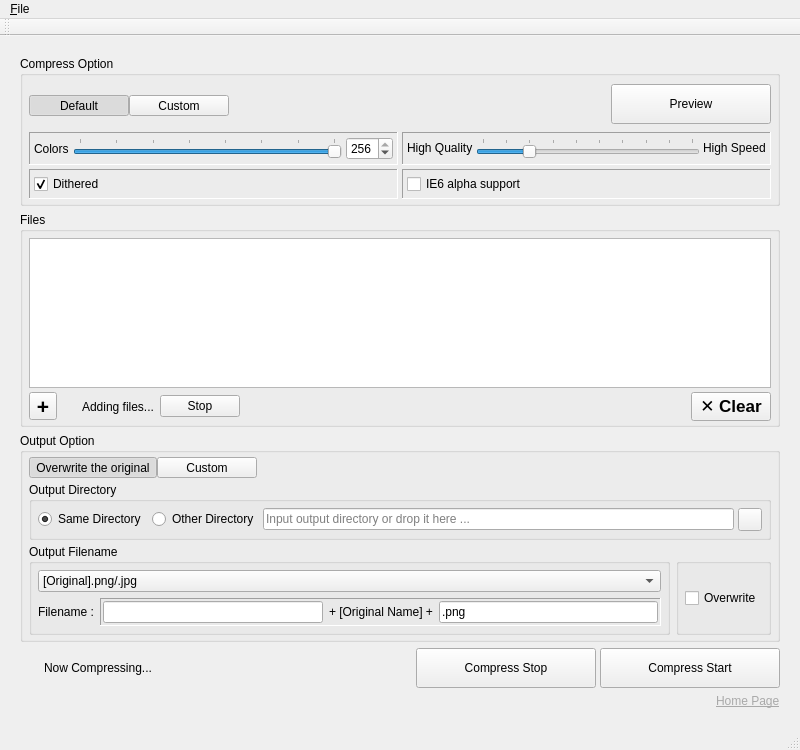
This is pngyumainwindow.ui in CameronBanga/Pngyu-Neue as Qt 5 draws it before an edit. The edited form follows.
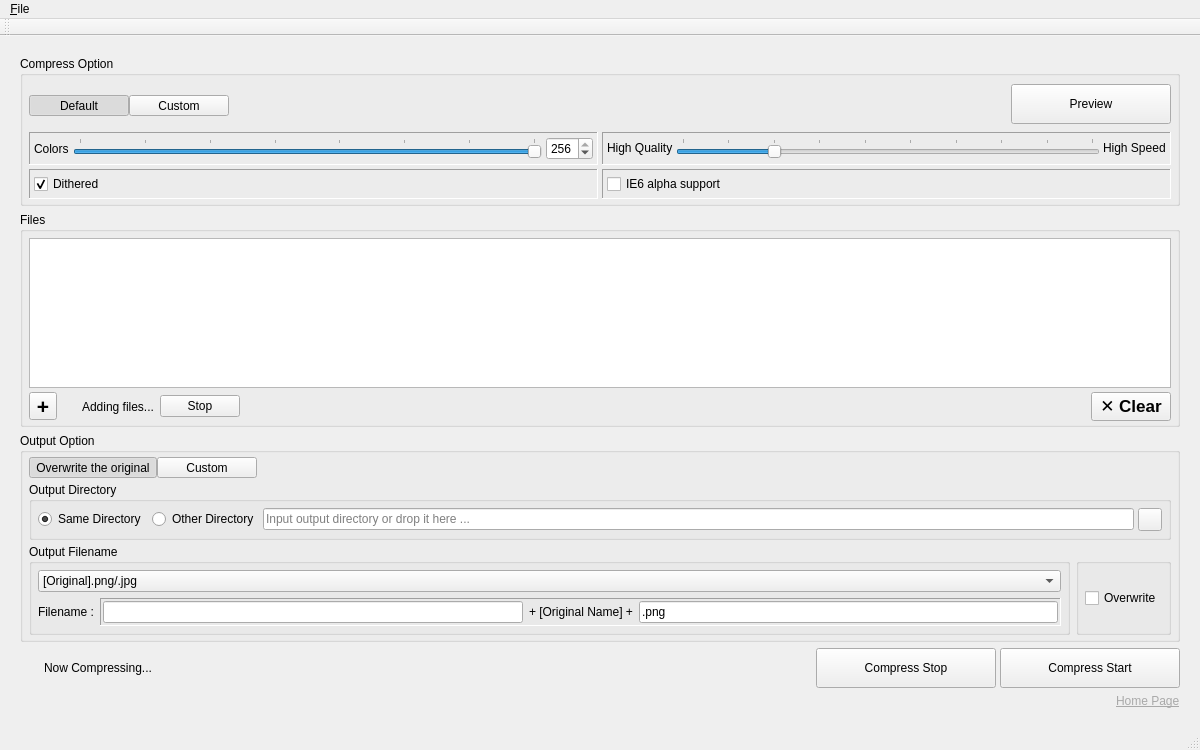
This is the edited form. Icons and pictures are not drawn. Custom widgets are drawn as their Qt base class.

Patch:
```diff
--- a/pngyumainwindow.ui
+++ b/pngyumainwindow.ui
@@ -12,7 +12,7 @@
   </property>
   <property name="minimumSize">
    <size>
-    <width>800</width>
+    <width>1200</width>
     <height>750</height>
    </size>
   </property>
```
